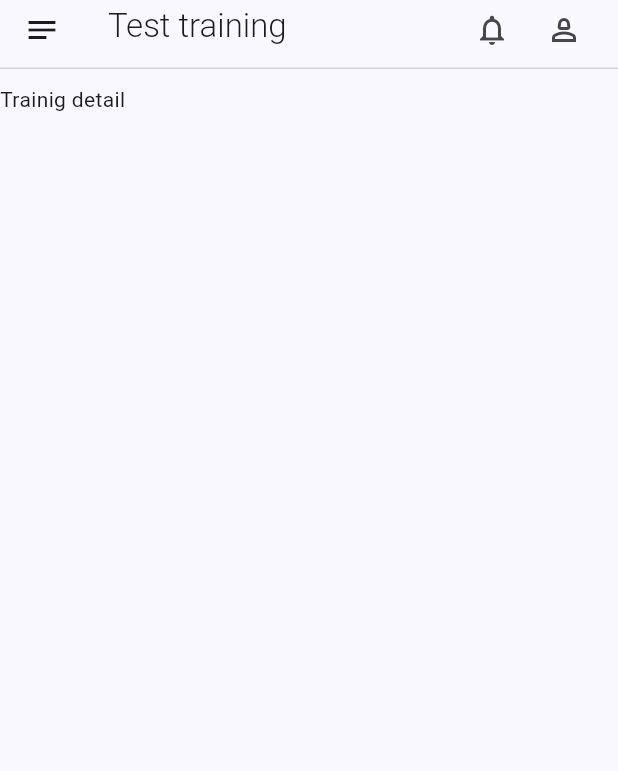
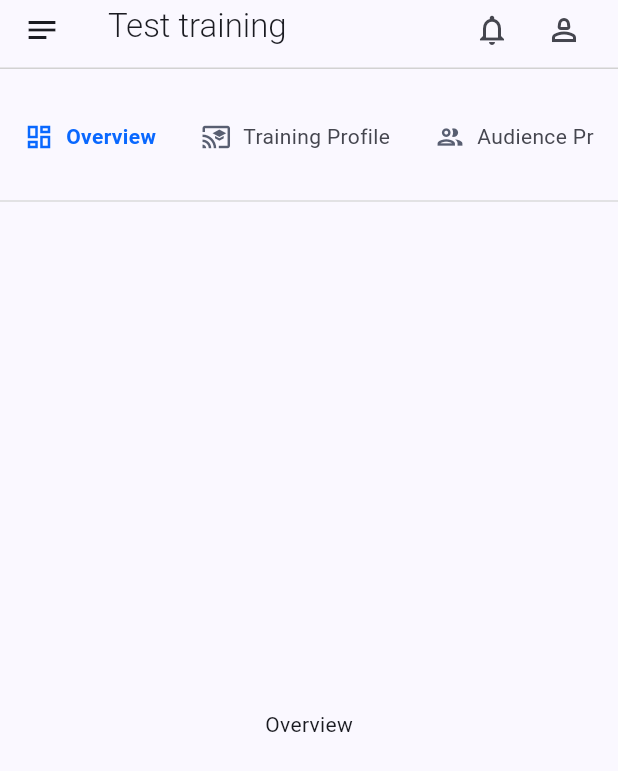
Before and after one commit to sikar16/trainer_application, a Flutter app: the TrainingDetailScreen screen opened by its route, on a phone screen of 412 x 824 dp. Shown: the top 771 px of the screen. Run offline on Flutter 3.47's test engine with Material 3 defaults, Android fonts, the phone set to English and light mode, and no system bars; our stand-ins replace go_router, google_fonts.

Commit message:
feat: Implement TrainingDetailScreen with tab navigation and add related widgets for content display

```diff
--- /dev/null
+++ b/lib/feature/training/presentation/widgets/overview_wiget.dart
@@ -0,0 +1,10 @@
+import 'package:flutter/material.dart';
+
+class OverviewWiget extends StatelessWidget {
+  const OverviewWiget({super.key});
+
+  @override
+  Widget build(BuildContext context) {
+    return Container(child: Text("Overview"));
+  }
+}
--- a/lib/feature/training/presentation/widgets/training_detail_screen.dart
+++ b/lib/feature/training/presentation/widgets/training_detail_screen.dart
@@ -1,17 +1,42 @@
 import 'package:flutter/material.dart';
 import 'package:trainer_application/core/widgets/app_drawer.dart';
 import 'package:trainer_application/core/widgets/custom_appBar.dart';
-import 'package:trainer_application/feature/job/presentation/pages/job_screen.dart';
+import 'package:trainer_application/feature/splash/presentation/pages/splash_screen.dart';
+import 'package:trainer_application/feature/training/presentation/widgets/audience_profile_widget.dart';
+import 'package:trainer_application/feature/training/presentation/widgets/content_widget.dart';
+import 'package:trainer_application/feature/training/presentation/widgets/module_widget.dart';
+import 'package:trainer_application/feature/training/presentation/widgets/mysessions_widget.dart';
+import 'package:trainer_application/feature/training/presentation/widgets/overview_wiget.dart';
+import 'package:trainer_application/feature/training/presentation/widgets/traning_profile_widget.dart';
 
-class TrainingDetailScreen extends StatelessWidget {
+class TrainingDetailScreen extends StatefulWidget {
   const TrainingDetailScreen({super.key});
 
   @override
+  State<TrainingDetailScreen> createState() => _TrainingDetailScreenState();
+}
+
+final GlobalKey<ScaffoldState> scaffoldKey = GlobalKey<ScaffoldState>();
+
+class _TrainingDetailScreenState extends State<TrainingDetailScreen> {
+  int selectedIndex = 0;
+
+  final List<String> tabs = [
+    "Overview",
+    "Training Profile",
+    "Audience Profile",
+    "Module",
+    "My Sessions",
+    "Content",
+  ];
+
+  @override
   Widget build(BuildContext context) {
+    final colorTheme = Theme.of(context).colorScheme;
+
     return Scaffold(
       key: scaffoldKey,
       drawer: const AppDrawer(),
-
       appBar: CustomAppBar(
         title: "Test training",
         onMenuTap: () {
@@ -20,7 +45,99 @@ class TrainingDetailScreen extends StatelessWidget {
         onNotificationTap: () {},
         onProfileTap: () {},
       ),
-      body: Container(child: Text("Trainig detail")),
+      body: Column(
+        crossAxisAlignment: CrossAxisAlignment.start,
+        children: [
+          Container(
+            margin: const EdgeInsets.symmetric(horizontal: 16, vertical: 20),
+            height: 30,
+            child: ListView.separated(
+              scrollDirection: Axis.horizontal,
+              itemCount: tabs.length,
+              separatorBuilder: (_, __) => const SizedBox(width: 30),
+              itemBuilder: (context, index) {
+                final isSelected = index == selectedIndex;
+                return InkWell(
+                  onTap: () {
+                    setState(() {
+                      selectedIndex = index;
+                    });
+                  },
+                  child: Row(
+                    children: [
+                      Icon(
+                        _getIconForTab(tabs[index]),
+                        size: 20,
+                        color: isSelected
+                            ? colorTheme.primary
+                            : colorTheme.secondary,
+                      ),
+                      const SizedBox(width: 8),
+                      Text(
+                        tabs[index],
+                        style: TextStyle(
+                          color: isSelected
+                              ? colorTheme.primary
+                              : colorTheme.onSurfaceVariant,
+                          fontWeight: isSelected
+                              ? FontWeight.bold
+                              : FontWeight.normal,
+                        ),
+                      ),
+                    ],
+                  ),
+                );
+              },
+            ),
+          ),
+          const Divider(color: Color.fromARGB(255, 218, 219, 219)),
+
+          Expanded(
+            child: Container(
+              padding: const EdgeInsets.all(16),
+              child: _buildContentForTab(selectedIndex),
+            ),
+          ),
+        ],
+      ),
     );
   }
+
+  IconData _getIconForTab(String tab) {
+    switch (tab) {
+      case "Overview":
+        return Icons.dashboard_outlined;
+      case "Training Profile":
+        return Icons.cast_for_education;
+      case "Audience Profile":
+        return Icons.group_outlined;
+      case "Module":
+        return Icons.view_module_outlined;
+      case "My Sessions":
+        return Icons.event_note_outlined;
+      case "Content":
+        return Icons.menu_book_outlined;
+      default:
+        return Icons.help_outline;
+    }
+  }
+
+  Widget _buildContentForTab(int index) {
+    switch (index) {
+      case 0:
+        return const Center(child: OverviewWiget());
+      case 1:
+        return const Center(child: TraningProfileWidget());
+      case 2:
+        return const Center(child: AudienceProfileWidget());
+      case 3:
+        return const Center(child: ModuleWidget());
+      case 4:
+        return const Center(child: MysessionsWidget());
+      case 5:
+        return const Center(child: ContentWidget());
+      default:
+        return const Center(child: Text("No Content"));
+    }
+  }
 }
```
Also changed, not shown: lib/feature/training/presentation/widgets/audience_profile_widget.dart (added, +10 -0 lines), lib/feature/training/presentation/widgets/content_widget.dart (added, +10 -0 lines), lib/feature/training/presentation/widgets/module_widget.dart (added, +10 -0 lines), lib/feature/training/presentation/widgets/mysessions_widget.dart (added, +10 -0 lines), lib/feature/training/presentation/widgets/scroll_view_widget.dart (added, +91 -0 lines), lib/feature/training/presentation/widgets/traning_profile_widget.dart (added, +10 -0 lines).
